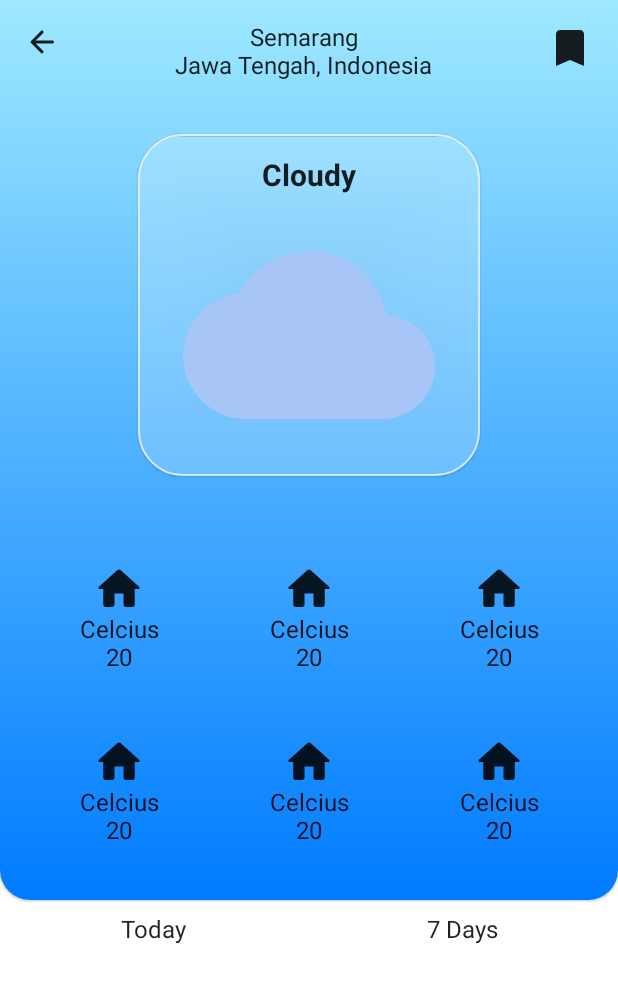
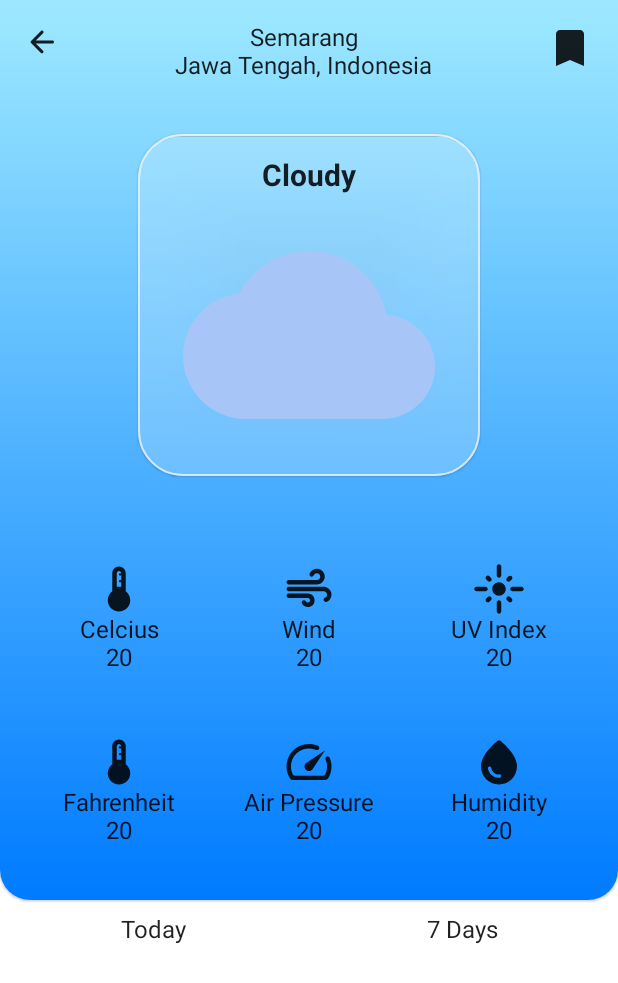
Before and after one commit to ilhamaldiann/CAPSTONE-PROJECT, an Android app built with Jetpack Compose: the @Preview function DetailWeatherPreview, on a phone screen of 412 x 824 dp. Shown: the top 983 px of the screen. Run offline under Robolectric (Android 15) with nearby library versions, the phone set to English and light mode, and no system bars; network calls fail.

Commit message:
add icon detail weather

```diff
--- a/MD/app/src/main/java/com/example/weatherapp/data/WeatherRepository.kt
+++ b/MD/app/src/main/java/com/example/weatherapp/data/WeatherRepository.kt
@@ -25,6 +25,9 @@ class WeatherRepository private constructor(
     }
 
     fun getBookmarkCity(): LiveData<List<BookmarkEntity>> {
+        appExecutors.diskIO.execute {
+            bookmarkDao.insertCity(BookmarkEntity("Semarang"))
+        }
         return bookmarkDao.getBookmarkCity()
     }
 
--- a/MD/app/src/main/java/com/example/weatherapp/ui/screen/detail/DetailWeather.kt
+++ b/MD/app/src/main/java/com/example/weatherapp/ui/screen/detail/DetailWeather.kt
@@ -16,7 +16,6 @@ import androidx.compose.material.icons.rounded.*
 import androidx.compose.runtime.Composable
 import androidx.compose.ui.Alignment
 import androidx.compose.ui.Modifier
-import androidx.compose.ui.draw.shadow
 import androidx.compose.ui.graphics.*
 import androidx.compose.ui.text.font.FontWeight
 import androidx.compose.ui.text.style.TextAlign
@@ -152,7 +151,7 @@ fun GridWeatherComponent(modifier: Modifier = Modifier) {
             ) {
                 Icon(
                     modifier = modifier.size(36.dp),
-                    imageVector = Icons.Rounded.Home,
+                    imageVector = Icons.Rounded.Thermostat,
                     contentDescription = null
                 )
                 Text(text = "Celcius")
@@ -166,10 +165,10 @@ fun GridWeatherComponent(modifier: Modifier = Modifier) {
             ) {
                 Icon(
                     modifier = modifier.size(36.dp),
-                    imageVector = Icons.Rounded.Home,
+                    imageVector = Icons.Rounded.Air,
                     contentDescription = null
                 )
-                Text(text = "Celcius")
+                Text(text = "Wind")
                 Text(text = "20")
             }
         }
@@ -180,10 +179,10 @@ fun GridWeatherComponent(modifier: Modifier = Modifier) {
             ) {
                 Icon(
                     modifier = modifier.size(36.dp),
-                    imageVector = Icons.Rounded.Home,
+                    imageVector = Icons.Rounded.Flare,
                     contentDescription = null
                 )
-                Text(text = "Celcius")
+                Text(text = "UV Index")
                 Text(text = "20")
             }
         }
@@ -194,10 +193,10 @@ fun GridWeatherComponent(modifier: Modifier = Modifier) {
             ) {
                 Icon(
                     modifier = modifier.size(36.dp),
-                    imageVector = Icons.Rounded.Home,
+                    imageVector = Icons.Rounded.Thermostat,
                     contentDescription = null
                 )
-                Text(text = "Celcius")
+                Text(text = "Fahrenheit")
                 Text(text = "20")
             }
         }
@@ -208,10 +207,10 @@ fun GridWeatherComponent(modifier: Modifier = Modifier) {
             ) {
                 Icon(
                     modifier = modifier.size(36.dp),
-                    imageVector = Icons.Rounded.Home,
+                    imageVector = Icons.Rounded.Speed,
                     contentDescription = null
                 )
-                Text(text = "Celcius")
+                Text(text = "Air Pressure")
                 Text(text = "20")
             }
         }
@@ -222,10 +221,10 @@ fun GridWeatherComponent(modifier: Modifier = Modifier) {
             ) {
                 Icon(
                     modifier = modifier.size(36.dp),
-                    imageVector = Icons.Rounded.Home,
+                    imageVector = Icons.Rounded.WaterDrop,
                     contentDescription = null
                 )
-                Text(text = "Celcius")
+                Text(text = "Humidity")
                 Text(text = "20")
             }
         }
```
Also changed, not shown: MD/app/src/main/java/com/example/weatherapp/MainActivity.kt (+5 -3 lines), MD/app/src/main/java/com/example/weatherapp/ui/components/WeatherCard.kt (+53 -2 lines).
